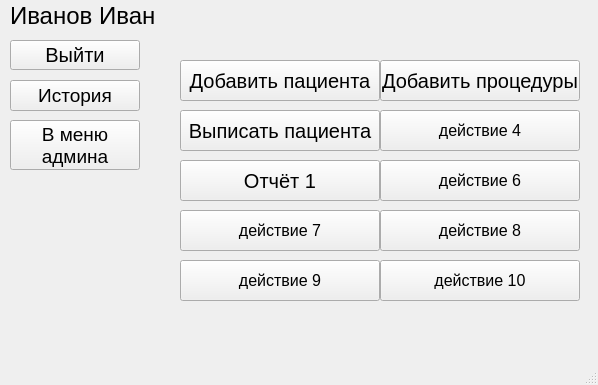
Before: the Qt Designer form data/design/form_main_menu.ui in PolkovnikovPavel/collection_lfk, drawn with Qt 5.
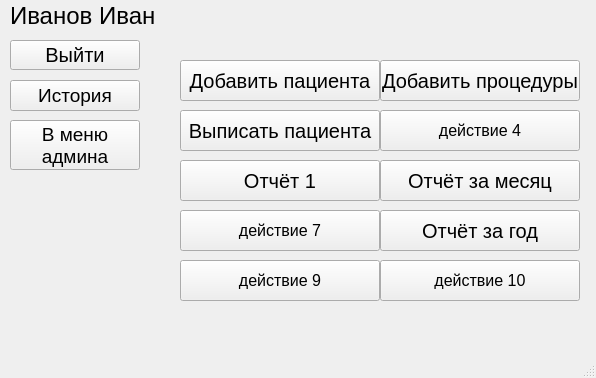
After: the same form once the commit is applied.

Commit message: made report per month(2) and fixed disappearance of old reports

Diff of the .ui file:
```diff
--- a/data/design/form_main_menu.ui
+++ b/data/design/form_main_menu.ui
@@ -6,8 +6,8 @@
    <rect>
     <x>0</x>
     <y>0</y>
-    <width>598</width>
-    <height>385</height>
+    <width>596</width>
+    <height>378</height>
    </rect>
   </property>
   <property name="windowTitle">
@@ -193,26 +193,6 @@
      <string>Отчёт 1</string>
     </property>
    </widget>
-   <widget class="QPushButton" name="pushButton_6">
-    <property name="geometry">
-     <rect>
-      <x>380</x>
-      <y>160</y>
-      <width>200</width>
-      <height>41</height>
-     </rect>
-    </property>
-    <property name="font">
-     <font>
-      <pointsize>12</pointsize>
-      <italic>false</italic>
-      <kerning>true</kerning>
-     </font>
-    </property>
-    <property name="text">
-     <string>действие 6</string>
-    </property>
-   </widget>
    <widget class="QPushButton" name="pushButton_7">
     <property name="geometry">
      <rect>
@@ -244,13 +224,13 @@
     </property>
     <property name="font">
      <font>
-      <pointsize>12</pointsize>
+      <pointsize>15</pointsize>
       <italic>false</italic>
       <kerning>true</kerning>
      </font>
     </property>
     <property name="text">
-     <string>действие 8</string>
+     <string>Отчёт за год</string>
     </property>
    </widget>
    <widget class="QPushButton" name="pushButton_9">
@@ -293,6 +273,26 @@
      <string>действие 10</string>
     </property>
    </widget>
+   <widget class="QPushButton" name="report_2">
+    <property name="geometry">
+     <rect>
+      <x>380</x>
+      <y>160</y>
+      <width>200</width>
+      <height>41</height>
+     </rect>
+    </property>
+    <property name="font">
+     <font>
+      <pointsize>15</pointsize>
+      <italic>false</italic>
+      <kerning>true</kerning>
+     </font>
+    </property>
+    <property name="text">
+     <string>Отчёт за месяц</string>
+    </property>
+   </widget>
   </widget>
   <widget class="QMenuBar" name="menubar">
    <property name="geometry">
```
Left out of the diff: 6 changed lines with no effect on the pictures. The commit also changes 10 other files.
